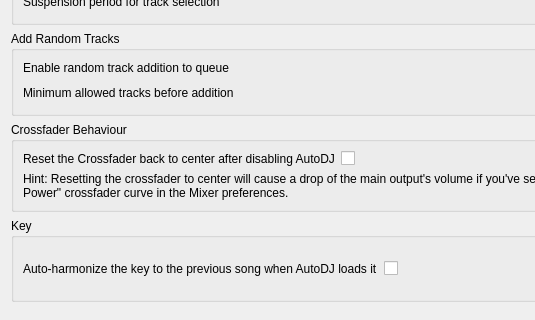
Before: the Qt Designer form src/preferences/dialog/dlgprefautodjdlg.ui in mixxxdj/mixxx, drawn with Qt 5; both pictures show x 0 to 535 and y 100 to 420 of the 658 by 420 pixel window.
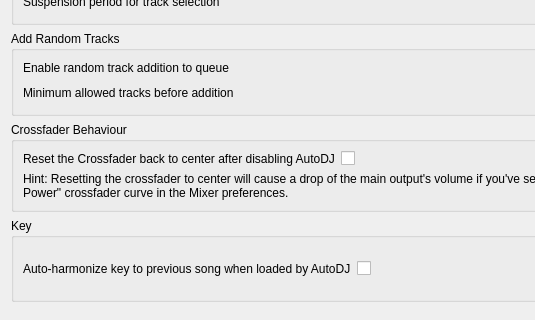
After: the same form once the commit is applied.

Commit message:
Rename the auto-harmonize preference labels
The Auto DJ checkbox now reads "Auto-harmonize key to previous song
when loaded by AutoDJ". The Key checkbox now reads "Auto-harmonize
key to previous song when a track is loaded manually".

```diff
--- a/src/preferences/dialog/dlgprefautodjdlg.ui
+++ b/src/preferences/dialog/dlgprefautodjdlg.ui
@@ -336,7 +336,7 @@
         <item row="0" column="0">
           <widget class="QLabel" name="AutoHarmonizeToPreviousLabel">
             <property name="text">
-              <string>Auto-harmonize the key to the previous song when AutoDJ loads it</string>
+              <string>Auto-harmonize key to previous song when loaded by AutoDJ</string>
             </property>
             <property name="buddy">
               <cstring>AutoHarmonizeToPreviousCheckBox</cstring>
```
The commit also changes 1 other file.
